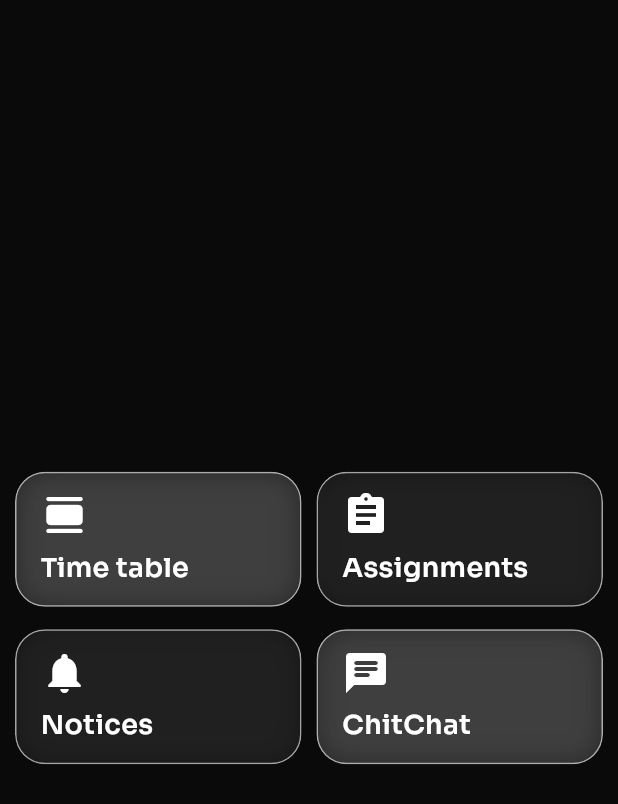
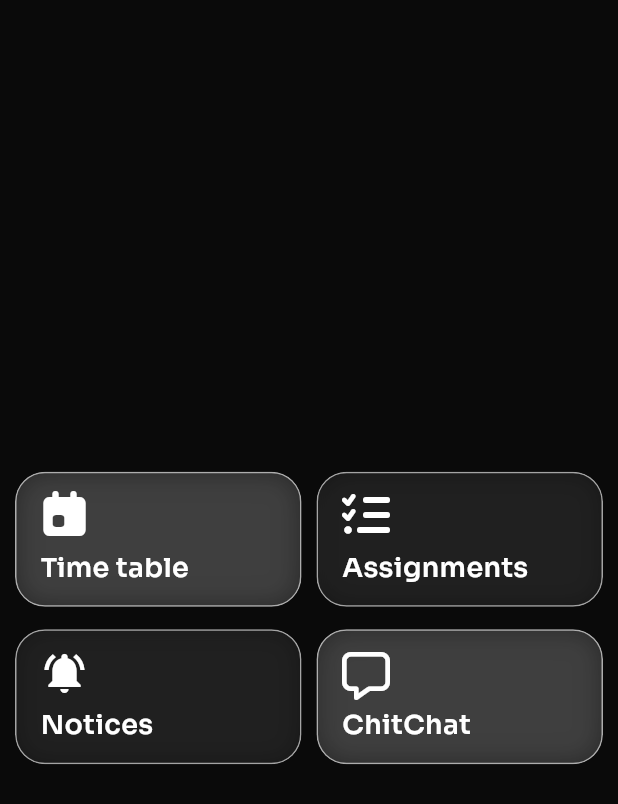
Before and after one commit to Swayanshuu/Batch-Mate, a Flutter app: the Content widget shown alone on an empty page, opened directly with empty values, on a phone screen of 412 x 824 dp. Shown: the top 804 px of the screen. Run offline on Flutter 3.47's test engine with Material 3 defaults, Android fonts, the phone set to English and light mode, and no system bars; our stand-ins replace animated_text_kit, cloud_firestore, dio, firebase_analytics, firebase_auth, firebase_core and 4 more; missing offline and left inert: shimmer_text; accounts and stored records are empty; network calls fail; statements that could not run were skipped.

Commit message:
Simple analytics and mionor chnages

```diff
--- a/lib/customs/content.dart
+++ b/lib/customs/content.dart
@@ -1,9 +1,12 @@
+// ignore_for_file: deprecated_member_use
+
 import 'dart:ui';
 
 import 'package:classroombuddy/Screens/contentScreens/assignment_Page.dart';
 import 'package:classroombuddy/Screens/contentScreens/notice_Screen.dart';
 import 'package:classroombuddy/Screens/contentScreens/timetable_Page.dart';
 import 'package:flutter/material.dart';
+import 'package:font_awesome_flutter/font_awesome_flutter.dart';
 
 class Content extends StatefulWidget {
   final String? batchID;
@@ -40,12 +43,19 @@ class _ContentState extends State<Content> {
                   });
                 } else {
                   ScaffoldMessenger.of(context).showSnackBar(
-                    SnackBar(content: Text("Batch ID not loaded yet")),
+                    SnackBar(
+                      behavior: SnackBarBehavior.floating,
+                      backgroundColor: Colors.orange,
+                      content: Text(
+                        "Batch ID not loaded yet! wait a second",
+                        style: TextStyle(color: Colors.white),
+                      ),
+                    ),
                   );
                 }
               },
               text: "Time table",
-              icon: Icons.calendar_view_day_rounded,
+              icon: FontAwesomeIcons.calendarDay,
               rightPadding: 0,
               leftPadding: 10,
               color: Color.fromRGBO(91, 91, 91, 1), // #C0C0C0
@@ -72,12 +82,16 @@ class _ContentState extends State<Content> {
                     SnackBar(
                       behavior: SnackBarBehavior.floating,
                       backgroundColor: Colors.orange,
-                      content: Text("Batch ID not loaded yet! wait a second",style: TextStyle(color: Colors.white),)),
+                      content: Text(
+                        "Batch ID not loaded yet! wait a second",
+                        style: TextStyle(color: Colors.white),
+                      ),
+                    ),
                   );
                 }
               },
               text: "Assignments",
-              icon: Icons.assignment,
+              icon: FontAwesomeIcons.tasks,
               rightPadding: 10,
               leftPadding: 0,
               color: Color.fromRGBO(44, 44, 44, 1),
@@ -108,12 +122,16 @@ class _ContentState extends State<Content> {
                     SnackBar(
                       behavior: SnackBarBehavior.floating,
                       backgroundColor: Colors.orange,
-                      content: Text("Batch ID not loaded yet! wait a second",style: TextStyle(color: Colors.white),)),
+                      content: Text(
+                        "Batch ID not loaded yet! wait a second",
+                        style: TextStyle(color: Colors.white),
+                      ),
+                    ),
                   );
                 }
               },
               text: "Notices",
-              icon: Icons.notifications,
+              icon: Icons.notifications_active,
               rightPadding: 0,
               leftPadding: 10,
               color: Color.fromRGBO(44, 44, 44, 1),
@@ -124,7 +142,7 @@ class _ContentState extends State<Content> {
             content_Container(
               onTap: () {},
               text: "ChitChat",
-              icon: Icons.chat_rounded,
+              icon: FontAwesomeIcons.message,
               rightPadding: 10,
               leftPadding: 0,
               color: Color.fromRGBO(91, 91, 91, 1),
```
